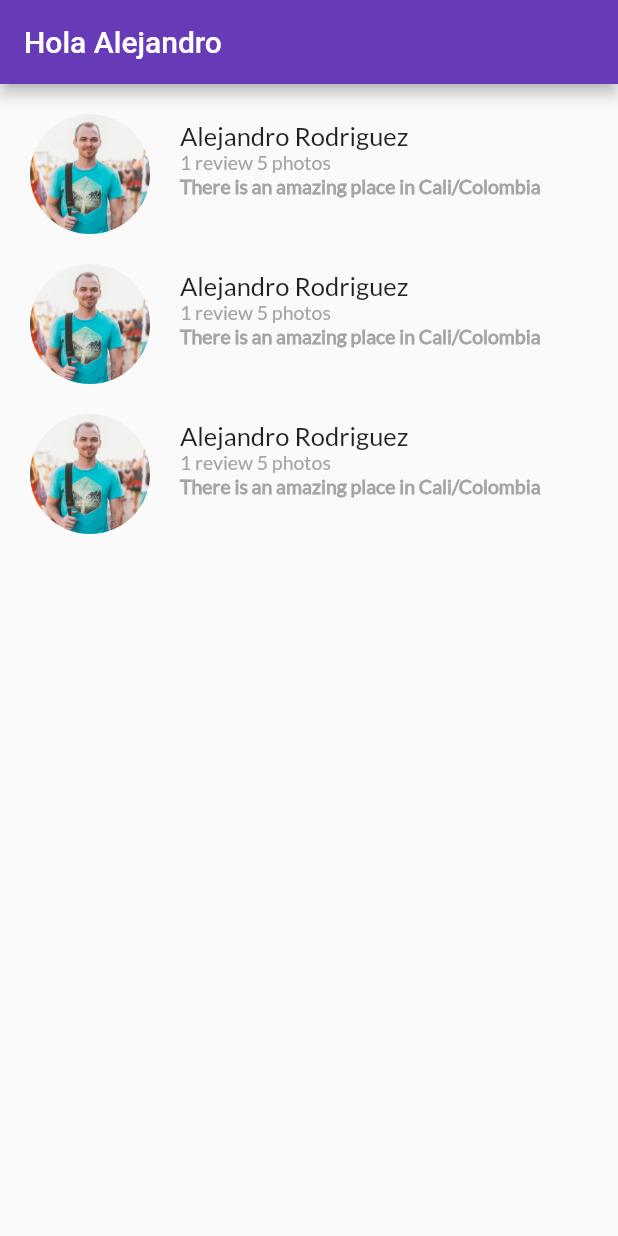
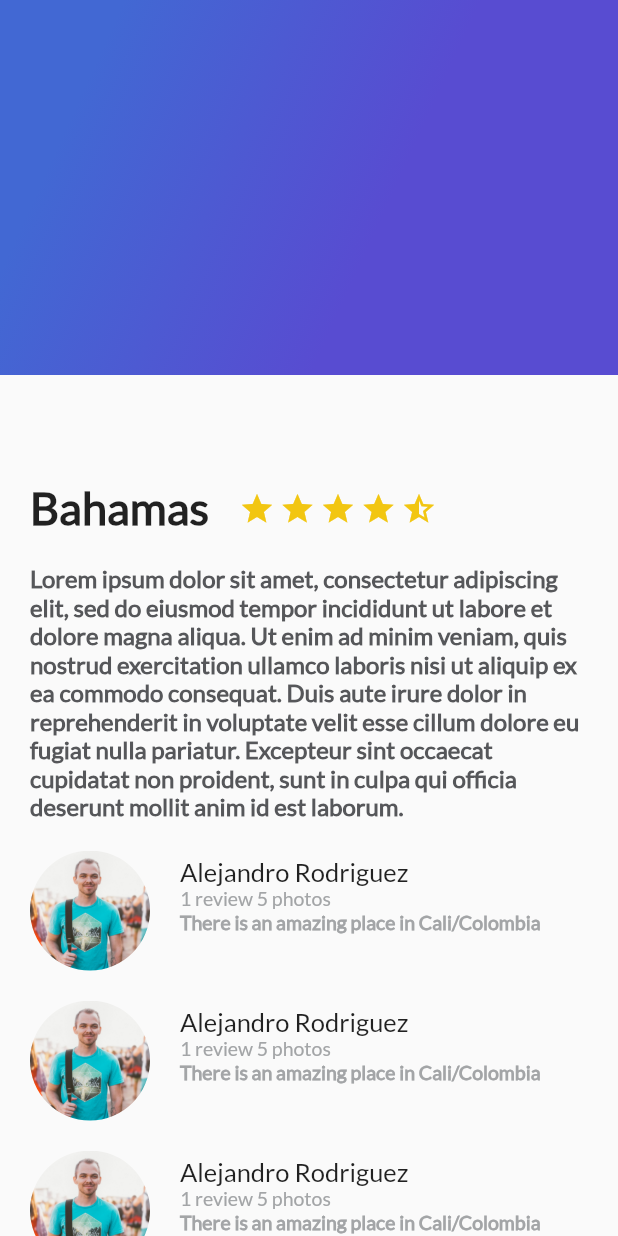
Before and after one commit to a-rodriguez296/platzi_trips_app, a Flutter app: the screen it shows after launch, on a phone screen of 412 x 824 dp. Run offline on Flutter 3.47's test engine with Material 2 defaults, Android fonts, the phone set to English and light mode, and no system bars.

Commit message:
agregando el gradiente

```diff
--- /dev/null
+++ b/lib/gradient_back.dart
@@ -0,0 +1,17 @@
+import 'package:flutter/material.dart';
+
+class GradientBack extends StatelessWidget {
+  @override
+  Widget build(BuildContext context) {
+    return Container(
+      height: 250,
+      decoration: const BoxDecoration(
+          gradient: LinearGradient(
+              colors: [Color(0xFF4268D3), Color(0xFF584CD1)],
+              begin: FractionalOffset(0.2, 0.0),
+              end: FractionalOffset(1.0, 0.6),
+              stops: [0.0, 0.6],
+              tileMode: TileMode.clamp)),
+    );
+  }
+}
--- a/lib/main.dart
+++ b/lib/main.dart
@@ -1,6 +1,7 @@
 import 'package:flutter/material.dart';
 import 'package:platzi_trips_app/review_list.dart';
 import 'description_places.dart';
+import 'gradient_back.dart';
 
 void main() {
   runApp(const MyApp());
@@ -26,14 +27,21 @@ class MyApp extends StatelessWidget {
           // is not restarted.
           primarySwatch: Colors.deepPurple,
         ),
-        home:  Scaffold(
-          appBar: AppBar(
-            title: Text("Hola Alejandro"),
-          ),
-          body: ReviewList(),//DescriptionPlace("Bahamas", 5, "Lorem ipsum dolor sit amet, consectetur adipiscing elit, sed do eiusmod tempor incididunt ut labore et dolore magna aliqua. Ut enim ad minim veniam, quis nostrud exercitation ullamco laboris nisi ut aliquip ex ea commodo consequat. Duis aute irure dolor in reprehenderit in voluptate velit esse cillum dolore eu fugiat nulla pariatur. Excepteur sint occaecat cupidatat non proident, sunt in culpa qui officia deserunt mollit anim id est laborum."),
+        home: Scaffold(
+          body: Stack(
+            children: [
 
+              ListView(children: [
+                DescriptionPlace("Bahamas", 5,
+                    "Lorem ipsum dolor sit amet, consectetur adipiscing elit, sed do eiusmod tempor incididunt ut labore et dolore magna aliqua. Ut enim ad minim veniam, quis nostrud exercitation ullamco laboris nisi ut aliquip ex ea commodo consequat. Duis aute irure dolor in reprehenderit in voluptate velit esse cillum dolore eu fugiat nulla pariatur. Excepteur sint occaecat cupidatat non proident, sunt in culpa qui officia deserunt mollit anim id est laborum."),
+                ReviewList()
+              ]),
+              GradientBack()
+
+            ],
+          ), //DescriptionPlace("Bahamas", 5, "Lorem ipsum dolor sit amet, consectetur adipiscing elit, sed do eiusmod tempor incididunt ut labore et dolore magna aliqua. Ut enim ad minim veniam, quis nostrud exercitation ullamco laboris nisi ut aliquip ex ea commodo consequat. Duis aute irure dolor in reprehenderit in voluptate velit esse cillum dolore eu fugiat nulla pariatur. Excepteur sint occaecat cupidatat non proident, sunt in culpa qui officia deserunt mollit anim id est laborum."),
         ) //MyHomePage(title: 'Flutter Demo Home Page'),
-    );
+        );
   }
 }
 
```
